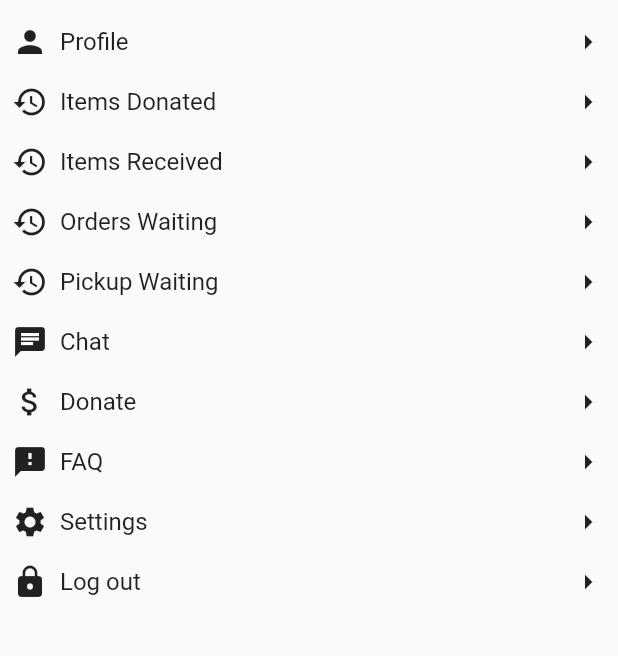
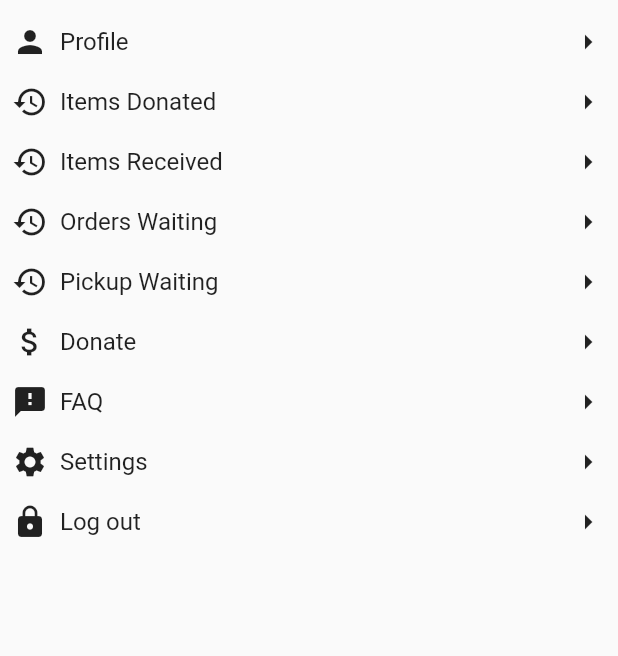
Before and after one commit to n-wagner/Food-Savior, a Flutter app: the MenuLayout screen opened by its route, on a phone screen of 412 x 824 dp, the part 242-898 px from its top. Run offline on Flutter 3.47's test engine with Material 2 defaults, Android fonts, the phone set to English and light mode, and no system bars; our stand-ins replace camera, cloud_firestore, datetime_picker_formfield, firebase_auth, firebase_storage, geolocator and 3 more; missing offline and left inert: nominatim_location_picker; accounts and stored records are empty.

Commit message:
chat working again:

```diff
--- a/lib/screens/mainmenu/main_menu_layout.dart
+++ b/lib/screens/mainmenu/main_menu_layout.dart
@@ -58,9 +58,9 @@ class _MenuLayoutState extends State<MenuLayout> {
           // '/items-received': (context) => FoodRecievedWrapper(),
           // '/orders-waiting': (context) => WaitingOrdersWrapper(),
           // '/pickup-waiting': (context) => WaitingPickupWrapper(),
-          CustomListTile(Icons.chat, 'Chat', () {
-            Navigator.pushNamed(context, '/chat');
-          }),
+          //CustomListTile(Icons.chat, 'Chat', () {
+           // Navigator.pushNamed(context, '/chat');
+          //}),
           CustomListTile(Icons.attach_money, 'Donate', ()=> {}),
           CustomListTile(Icons.feedback, 'FAQ', ()
           {
--- a/lib/screens/mainmenu/waiting_orders/waiting_orders.dart
+++ b/lib/screens/mainmenu/waiting_orders/waiting_orders.dart
@@ -73,6 +73,7 @@ class _WaitingOrdersState extends State<WaitingOrders>
                       RaisedButton(
                         onPressed: () {
                           //TODO: Juliana: Chat functionality
+                          Navigator.pushNamed(context, '/chat');
                           String phoneNumber = foodItem.uid[1];
                         },
                         child: Text("Chat"),
```
